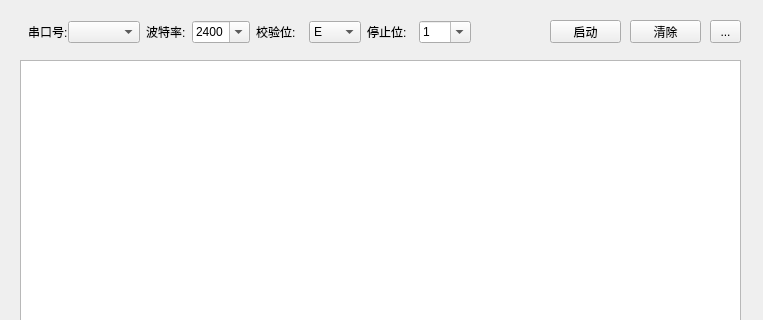
Old version of the form UI_Meter698.ui in the repository yuani520/Meter698-45Simulator; both pictures show x 0 to 763 and y 0 to 320 of the 763 by 554 pixel window.
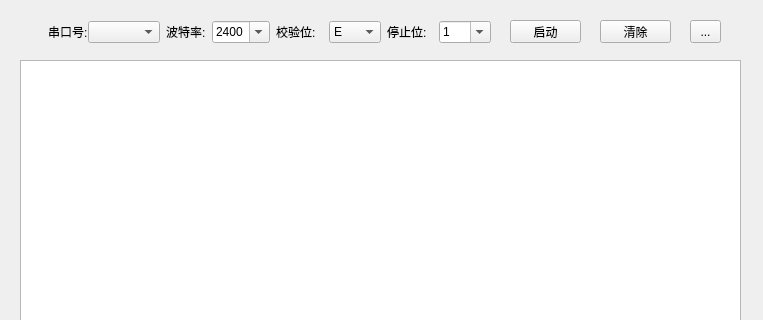
New version of the form. Icons and pictures are not drawn.

What changed in the file:
```diff
--- a/UI_Meter698.ui
+++ b/UI_Meter698.ui
@@ -34,7 +34,7 @@
    <widget class="QPushButton" name="pushButton">
     <property name="geometry">
      <rect>
-      <x>550</x>
+         <x>510</x>
       <y>20</y>
       <width>71</width>
       <height>23</height>
@@ -47,7 +47,7 @@
    <widget class="QWidget" name="layoutWidget">
     <property name="geometry">
      <rect>
-      <x>-20</x>
+         <x>0</x>
       <y>20</y>
       <width>491</width>
       <height>24</height>
@@ -185,7 +185,7 @@
    <widget class="QPushButton" name="pushButton_2">
     <property name="geometry">
      <rect>
-      <x>630</x>
+         <x>600</x>
       <y>20</y>
       <width>71</width>
       <height>23</height>
@@ -198,7 +198,7 @@
    <widget class="QToolButton" name="toolButton">
     <property name="geometry">
      <rect>
-      <x>710</x>
+         <x>690</x>
       <y>20</y>
       <width>31</width>
       <height>23</height>
```
